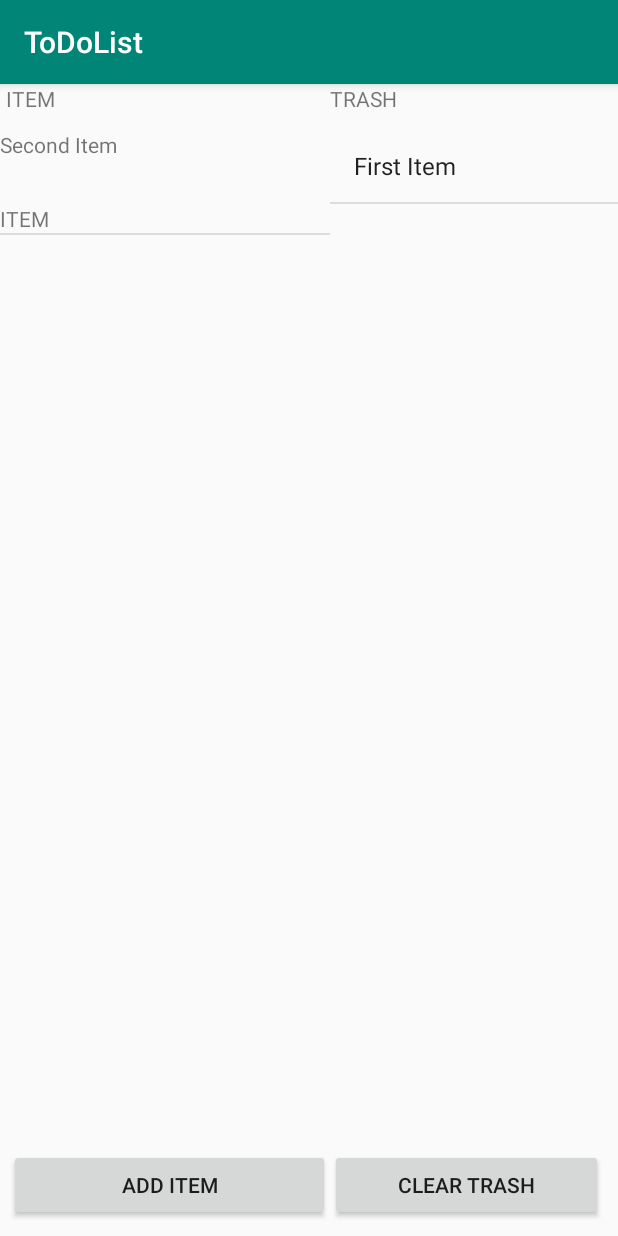
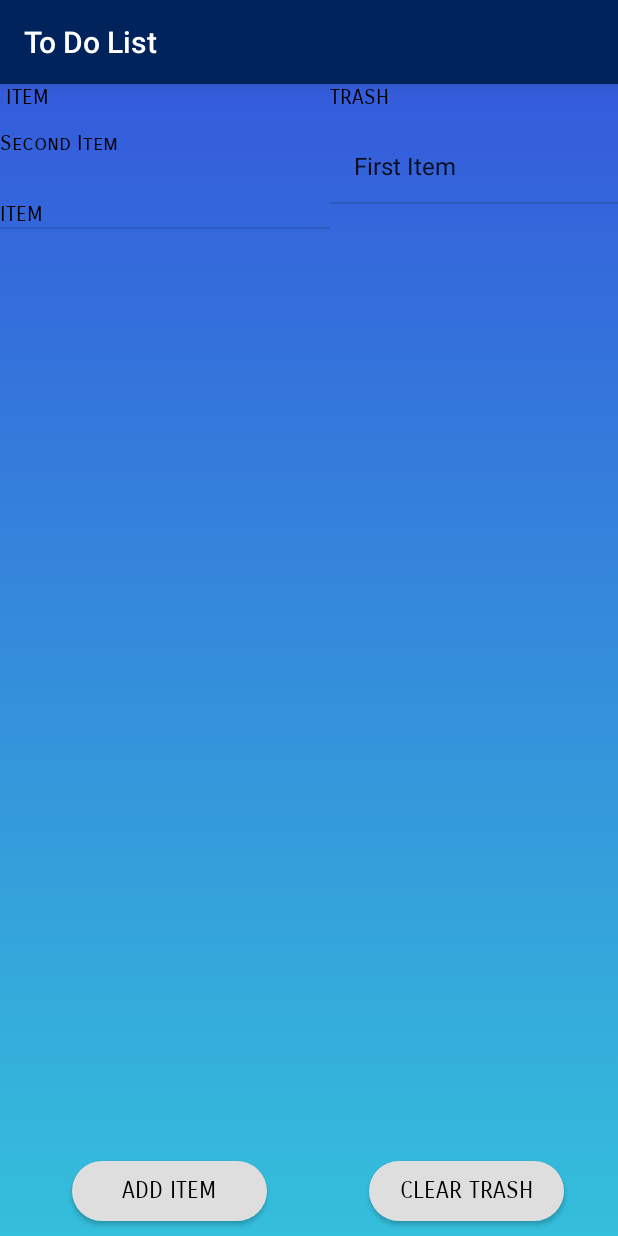
Before and after one commit to mobileappproject789/To-Do-List, an Android app: the ItemList screen opened directly, with no data from a screen before it, after a tap on "ITEM", on a phone screen of 412 x 824 dp. Run offline under Robolectric (Android 15) with nearby library versions, the phone set to English and light mode, and no system bars.

Commit message:
Styled
We are styled!

```diff
--- a/ToDoList2-2018/app/src/main/java/com/example/caesp/todolist/ItemList.java
+++ b/ToDoList2-2018/app/src/main/java/com/example/caesp/todolist/ItemList.java
@@ -1,6 +1,8 @@
 package com.example.caesp.todolist;
 
 import android.content.Intent;
+import android.graphics.drawable.AnimationDrawable;
+import android.support.constraint.ConstraintLayout;
 import android.support.v7.app.AppCompatActivity;
 import android.os.Bundle;
 import android.view.View;
@@ -21,6 +23,9 @@ public class ItemList extends AppCompatActivity {
     Button button;
     Button button2;
 
+    ConstraintLayout myLayout2;
+    AnimationDrawable animationDrawable;
+
     ArrayAdapter<String> trashAdapter;
     ArrayList<String> trash;
     ListView itemtrash;
@@ -31,6 +36,15 @@ public class ItemList extends AppCompatActivity {
     protected void onCreate(Bundle savedInstanceState) {
         super.onCreate(savedInstanceState);
         setContentView(R.layout.activity_item_list);
+
+        myLayout2 = (ConstraintLayout) findViewById(R.id.myLayout2);
+
+        animationDrawable = (AnimationDrawable) myLayout2.getBackground();
+        animationDrawable.setEnterFadeDuration(4500);
+        animationDrawable.setExitFadeDuration(4500);
+        animationDrawable.start();
+
+
         Title = findViewById(R.id.Title);
         //set up Item List
         customItems = new ArrayList<Item>();
--- /dev/null
+++ b/ToDoList2-2018/app/src/main/res/drawable/button_border.xml
@@ -0,0 +1,11 @@
+<?xml version="1.0" encoding="utf-8"?>
+<shape xmlns:android="http://schemas.android.com/apk/res/android" >
+
+    <corners
+        android:radius="100dp"
+        />
+
+    <solid
+        android:color="@color/mutedGray"
+        />
+</shape>
--- /dev/null
+++ b/ToDoList2-2018/app/src/main/res/drawable/first_layer.xml
@@ -0,0 +1,9 @@
+<?xml version="1.0" encoding="utf-8"?>
+<shape xmlns:android="http://schemas.android.com/apk/res/android">
+
+    <gradient
+        android:startColor="#345bdb"
+        android:endColor="#34bfdb"
+        android:angle="-90" >
+    </gradient>
+</shape>
--- /dev/null
+++ b/ToDoList2-2018/app/src/main/res/drawable/my_bg_anim.xml
@@ -0,0 +1,16 @@
+<?xml version="1.0" encoding="utf-8"?>
+<animation-list xmlns:android="http://schemas.android.com/apk/res/android">
+
+    <item
+        android:drawable="@drawable/first_layer"
+        android:duration="4500" />
+
+    <item
+        android:drawable="@drawable/second_layer"
+        android:duration="4500" />
+
+    <item
+        android:drawable="@drawable/third_layer"
+        android:duration="4500" />
+
+</animation-list>
--- /dev/null
+++ b/ToDoList2-2018/app/src/main/res/drawable/second_layer.xml
@@ -0,0 +1,9 @@
+<?xml version="1.0" encoding="utf-8"?>
+<shape xmlns:android="http://schemas.android.com/apk/res/android">
+
+    <gradient
+        android:startColor="#345bdb"
+        android:endColor="#db348d"
+        android:angle="-90" >
+    </gradient>
+</shape>
--- /dev/null
+++ b/ToDoList2-2018/app/src/main/res/drawable/third_layer.xml
@@ -0,0 +1,9 @@
+<?xml version="1.0" encoding="utf-8"?>
+<shape xmlns:android="http://schemas.android.com/apk/res/android">
+
+    <gradient
+        android:startColor="#345bdb"
+        android:endColor="#1abc9c"
+        android:angle="-90" >
+    </gradient>
+</shape>
--- a/ToDoList2-2018/app/src/main/res/layout/activity_item_list.xml
+++ b/ToDoList2-2018/app/src/main/res/layout/activity_item_list.xml
@@ -4,23 +4,26 @@
     xmlns:tools="http://schemas.android.com/tools"
     android:layout_width="match_parent"
     android:layout_height="match_parent"
-    tools:context=".ItemList">
+    tools:context=".ItemList"
+    android:background="@drawable/my_bg_anim"
+    android:id="@+id/myLayout2">
 
     <ListView
+        android:fontFamily="sans-serif-smallcaps"
         android:id="@+id/lvItems"
         android:layout_width="0dp"
-
         android:layout_height="0dp"
         app:layout_constraintBottom_toTopOf="@id/AddItem"
         app:layout_constraintEnd_toStartOf="@id/guideline2"
         app:layout_constraintStart_toStartOf="parent"
-        app:layout_constraintTop_toTopOf="@id/guideline4">
+        app:layout_constraintTop_toTopOf="@id/guideline4"
+        android:textColor="@color/black">
 
     </ListView>
 
     <Button
         android:id="@+id/AddItem"
-        android:layout_width="0dp"
+        android:layout_width="130dp"
         android:layout_height="wrap_content"
         android:layout_marginStart="6dp"
         android:layout_marginBottom="10dp"
@@ -28,11 +31,17 @@
         app:layout_constraintBottom_toBottomOf="parent"
         app:layout_constraintEnd_toStartOf="@+id/guideline2"
         app:layout_constraintStart_toStartOf="parent"
-        app:layout_constraintTop_toBottomOf="@id/lvItems" />
+        app:layout_constraintTop_toBottomOf="@id/lvItems"
+        android:background="@drawable/button_border"
+        android:textColor="@color/black"
+        android:textSize="15dp"
+        android:minHeight="40dp"
+        android:minWidth="80dp"
+        android:fontFamily="sans-serif-smallcaps"/>
 
     <Button
         android:id="@+id/ClearTrash"
-        android:layout_width="0dp"
+        android:layout_width="130dp"
         android:layout_height="wrap_content"
         android:layout_marginEnd="10dp"
         android:layout_marginBottom="10dp"
@@ -40,7 +49,13 @@
         app:layout_constraintBottom_toBottomOf="parent"
         app:layout_constraintEnd_toEndOf="parent"
         app:layout_constraintStart_toStartOf="@+id/guideline2"
-        app:layout_constraintTop_toBottomOf="@id/lvItems" />
+        app:layout_constraintTop_toBottomOf="@id/lvItems"
+        android:background="@drawable/button_border"
+        android:textColor="@color/black"
+        android:textSize="15dp"
+        android:minHeight="40dp"
+        android:minWidth="80dp"
+        android:fontFamily="sans-serif-smallcaps"/>
 
     <android.support.constraint.Guideline
         android:id="@+id/guideline2"
@@ -56,7 +71,9 @@
         app:layout_constraintBottom_toTopOf="@id/ClearTrash"
         app:layout_constraintEnd_toEndOf="parent"
         app:layout_constraintStart_toEndOf="@id/guideline2"
-        app:layout_constraintTop_toTopOf="@id/guideline4"/>
+        app:layout_constraintTop_toTopOf="@id/guideline4"
+        android:fontFamily="sans-serif-smallcaps"
+        android:textColor="@color/black"/>
 
     <TextView
         android:id="@+id/Title"
@@ -67,7 +84,9 @@
         app:layout_constraintBottom_toBottomOf="@id/guideline4"
         app:layout_constraintEnd_toEndOf="@id/guideline2"
         app:layout_constraintStart_toStartOf="parent"
-        app:layout_constraintTop_toTopOf="parent" />
+        app:layout_constraintTop_toTopOf="parent"
+        android:fontFamily="sans-serif-smallcaps"
+        android:textColor="@color/black"/>
 
     <TextView
         android:id="@+id/trash"
@@ -77,13 +96,17 @@
         app:layout_constraintBottom_toBottomOf="@id/guideline4"
         app:layout_constraintEnd_toEndOf="parent"
         app:layout_constraintStart_toStartOf="@id/guideline2"
-        app:layout_constraintTop_toTopOf="parent" />
+        app:layout_constraintTop_toTopOf="parent"
+        android:fontFamily="sans-serif-smallcaps"
+        android:textColor="@color/black"/>
 
     <android.support.constraint.Guideline
         android:id="@+id/guideline4"
         android:layout_width="wrap_content"
         android:layout_height="wrap_content"
         android:orientation="horizontal"
-        app:layout_constraintGuide_begin="31dp" />
+        app:layout_constraintGuide_begin="31dp"
+        android:fontFamily="sans-serif-smallcaps"
+        android:textColor="@color/black"/>
 
 </android.support.constraint.ConstraintLayout>
--- a/ToDoList2-2018/app/src/main/res/layout/item_user.xml
+++ b/ToDoList2-2018/app/src/main/res/layout/item_user.xml
@@ -12,13 +12,17 @@
         android:layout_alignParentStart="true"
         android:layout_marginStart="0dp"
         android:layout_marginTop="30dp"
-        android:text="TextView" />
+        android:text="TextView"
+        android:fontFamily="sans-serif-smallcaps"
+        android:textColor="@color/black"/>
 
     <TextView
         android:id="@+id/tv1"
         android:layout_width="368dp"
         android:layout_height="wrap_content"
         android:layout_alignParentTop="true"
-        android:text="TextView" />
+        android:text="TextView"
+        android:fontFamily="sans-serif-smallcaps"
+        android:textColor="@color/black"/>
 
 </RelativeLayout>
--- a/ToDoList2-2018/app/src/main/res/values/colors.xml
+++ b/ToDoList2-2018/app/src/main/res/values/colors.xml
@@ -4,4 +4,8 @@
     <color name="colorPrimaryDark">#00574B</color>
     <color name="colorAccent">#D81B60</color>
     <color name="holo_green_light">#8bc34a</color>
+    <color name="customDarkBlue">#00235b</color>
+    <color name="white">#ffffff</color>
+    <color name="mutedGray">#dedede</color>
+    <color name="black">#000000</color>
 </resources>
--- a/ToDoList2-2018/app/src/main/res/values/strings.xml
+++ b/ToDoList2-2018/app/src/main/res/values/strings.xml
@@ -1,3 +1,3 @@
 <resources>
-    <string name="app_name">ToDoList</string>
+    <string name="app_name">To Do List</string>
 </resources>
--- a/ToDoList2-2018/app/src/main/res/values/styles.xml
+++ b/ToDoList2-2018/app/src/main/res/values/styles.xml
@@ -3,9 +3,26 @@
     <!-- Base application theme. -->
     <style name="AppTheme" parent="Base.Theme.AppCompat.Light.DarkActionBar">
         <!-- Customize your theme here. -->
-        <item name="colorPrimary">@color/colorPrimary</item>
-        <item name="colorPrimaryDark">@color/colorPrimaryDark</item>
-        <item name="colorAccent">@color/colorAccent</item>
+        <item name="colorPrimary">@color/customDarkBlue</item>
+        <item name="colorPrimaryDark">@color/customDarkBlue</item>
+        <item name="colorAccent">@color/mutedGray</item>
     </style>
 
+    <style name="Theme" parent="@style/BaseTheme"></style>
+
+    <style name="BaseTheme" parent="Theme.AppCompat.Light.DarkActionBar">
+        <item name="actionBarStyle">@style/ActionBar</item>
+        <item name="android:actionBarStyle">@style/ActionBar</item>
+    </style>
+
+    <style name="ActionBar" parent="@style/Widget.AppCompat.Light.ActionBar">
+        <item name="android:background">@color/customDarkBlue </item>
+        <item name="background">@color/customDarkBlue </item>
+        <item name="android:titleTextStyle">@style/ActionBar.Text</item>
+        <item name="titleTextStyle">@style/ActionBar.Text</item>
+    </style>
+
+    <style name="ActionBar.Text" parent="@android:style/TextAppearance.Medium">
+    <item name="android:textColor">@color/white</item>
+    </style>
 </resources>
```
Also changed, not shown: ToDoList2-2018/app/src/main/java/com/example/caesp/todolist/CreateItem.java (+12 -0 lines), ToDoList2-2018/app/src/main/java/com/example/caesp/todolist/MainActivity.java (+14 -1 lines), ToDoList2-2018/app/src/main/res/layout/activity_create_item.xml (+25 -5 lines), ToDoList2-2018/app/src/main/res/layout/activity_main.xml (+19 -6 lines), 3 other files.
